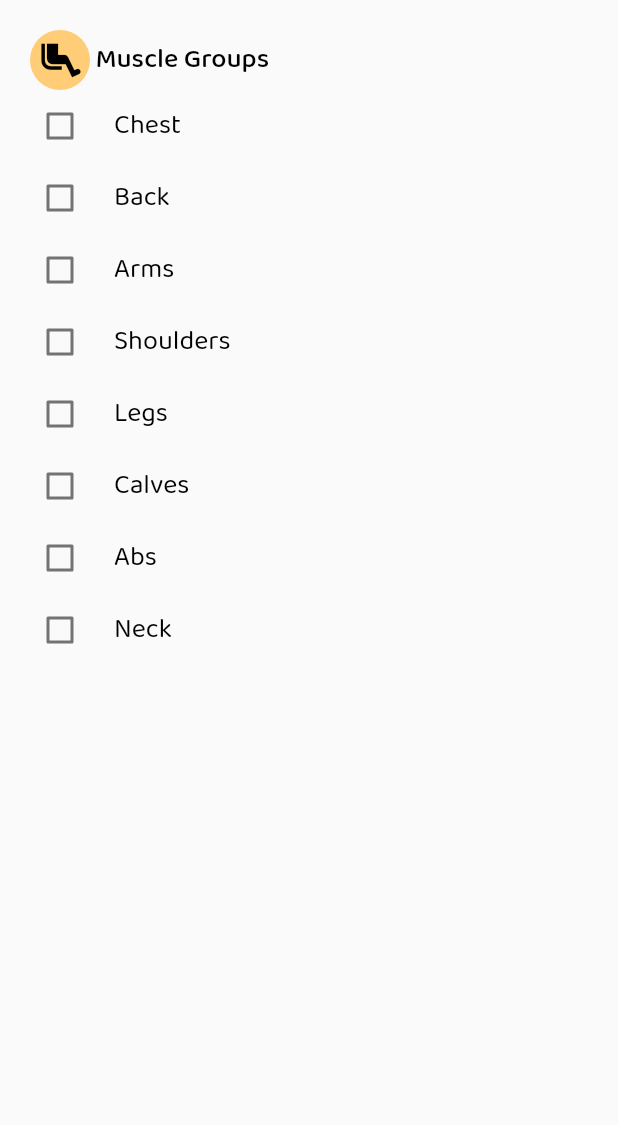
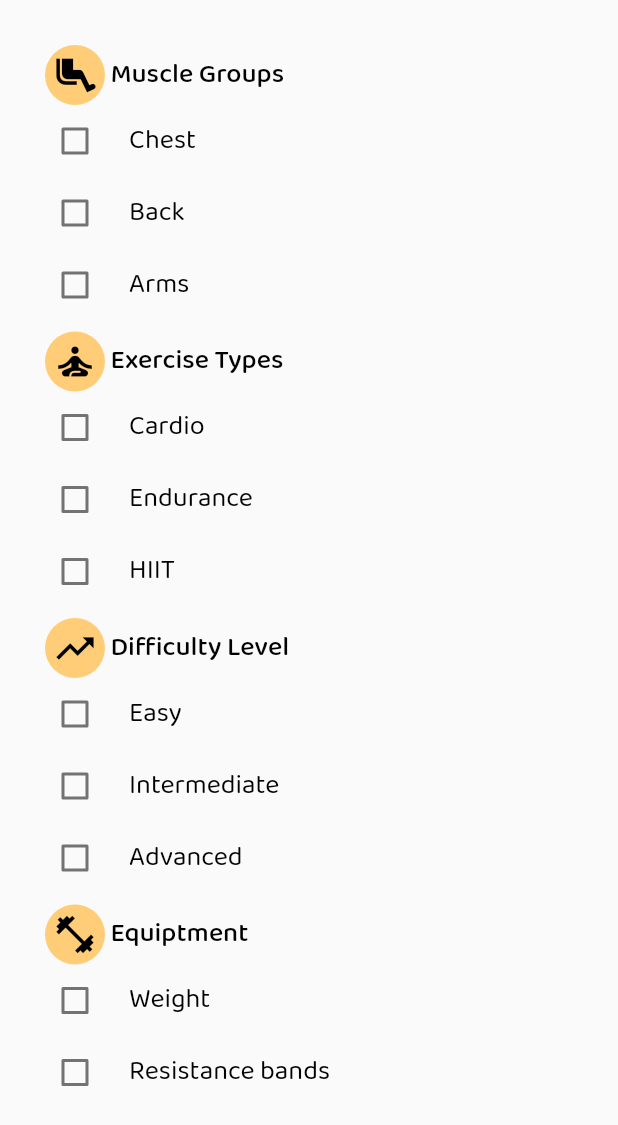
Before and after one commit to ubclaunchpad/workoutpersonalizer-frontend, a Flutter app: the SideLayout widget shown alone on an empty page, opened directly, on a phone screen of 412 x 824 dp. Shown: the top 1125 px of the screen. Run offline on Flutter 3.47's test engine with Material 2 defaults, Android fonts, the phone set to English and light mode, and no system bars; our stand-ins replace chewie, video_player; network calls fail.

Commit message:
added remaining filters to sidebar

```diff
--- a/lib/widgets/explore/sidelayout.dart
+++ b/lib/widgets/explore/sidelayout.dart
@@ -7,7 +7,7 @@ class SideLayout extends StatefulWidget {
 }
 
 class SideLayoutState extends State<SideLayout> {
-  Map<String, bool> values = {
+  Map<String, bool> muscleGroupValues = {
     'Chest': false,
     'Back': false,
     'Arms': false,
@@ -18,11 +18,31 @@ class SideLayoutState extends State<SideLayout> {
     'Neck': false,
   };
 
+  Map<String, bool> exerciseTypeValues = {
+    'Cardio': false,
+    'Endurance': false,
+    'HIIT': false,
+    'Pilates': false,
+    'Weight training': false,
+    'Yoga': false,
+  };
+
+  Map<String, bool> difficultyLevelValues = {
+    'Easy': false,
+    'Intermediate': false,
+    'Advanced': false,
+  };
+
+  Map<String, bool> equiptmentValues = {
+    'Weight': false,
+    'Resistance bands': false,
+  };
+
   @override
   Widget build(BuildContext context) {
     return Expanded(
       child: Container(
-          padding: EdgeInsets.symmetric(vertical: 20, horizontal: 20),
+          padding: EdgeInsets.symmetric(vertical: 30, horizontal: 30),
           color: Color(0x00000000),
           child: Column(
             children: [
@@ -42,24 +62,126 @@ class SideLayoutState extends State<SideLayout> {
               Expanded(
                 child: ListView(
                   controller: ScrollController(),
-                  children: values.keys.map((String key) {
+                  children: muscleGroupValues.keys.map((String key) {
                     return CheckboxListTile(
                       contentPadding: const EdgeInsets.all(0),
                       dense: true,
                       controlAffinity: ListTileControlAffinity.leading,
                       title: Text(key, style: filterItemStyle),
-                      value: values[key],
+                      value: muscleGroupValues[key],
                       onChanged: (bool? value) {
                         if (value != null) {
                           setState(() {
-                            values[key] = value;
+                            muscleGroupValues[key] = value;
                           });
                         }
                       },
                     );
                   }).toList(),
                 ),
-              )
+              ),
+              Row(
+                children: const [
+                  CircleAvatar(
+                    backgroundColor: Color(0xFFFFCD78),
+                    child: Icon(Icons.self_improvement,
+                        size: 30, color: Colors.black),
+                  ),
+                  Text(
+                    " Exercise Types",
+                    style: filterHeaderStyle,
+                  ),
+                ],
+              ),
+              Expanded(
+                child: ListView(
+                  controller: ScrollController(),
+                  children: exerciseTypeValues.keys.map((String key) {
+                    return CheckboxListTile(
+                      contentPadding: const EdgeInsets.all(0),
+                      dense: true,
+                      controlAffinity: ListTileControlAffinity.leading,
+                      title: Text(key, style: filterItemStyle),
+                      value: exerciseTypeValues[key],
+                      onChanged: (bool? value) {
+                        if (value != null) {
+                          setState(() {
+                            exerciseTypeValues[key] = value;
+                          });
+                        }
+                      },
+                    );
+                  }).toList(),
+                ),
+              ),
+              Row(
+                children: const [
+                  CircleAvatar(
+                    backgroundColor: Color(0xFFFFCD78),
+                    child: Icon(Icons.trending_up_sharp,
+                        size: 30, color: Colors.black),
+                  ),
+                  Text(
+                    " Difficulty Level",
+                    style: filterHeaderStyle,
+                  ),
+                ],
+              ),
+              Expanded(
+                child: ListView(
+                  controller: ScrollController(),
+                  children: difficultyLevelValues.keys.map((String key) {
+                    return CheckboxListTile(
+                      contentPadding: const EdgeInsets.all(0),
+                      dense: true,
+                      controlAffinity: ListTileControlAffinity.leading,
+                      title: Text(key, style: filterItemStyle),
+                      value: difficultyLevelValues[key],
+                      onChanged: (bool? value) {
+                        if (value != null) {
+                          setState(() {
+                            difficultyLevelValues[key] = value;
+                          });
+                        }
+                      },
+                    );
+                  }).toList(),
+                ),
+              ),
+              Row(
+                children: const [
+                  CircleAvatar(
+                    backgroundColor: Color(0xFFFFCD78),
+                    child: Icon(Icons.fitness_center,
+                        size: 30, color: Colors.black),
+                  ),
+                  Text(
+                    " Equiptment",
+                    style: filterHeaderStyle,
+                  ),
+                ],
+              ),
+              Expanded(
+                child: ListView(
+                  controller: ScrollController(),
+                  children: equiptmentValues.keys.map((String key) {
+                    return CheckboxListTile(
+                      contentPadding: const EdgeInsets.all(0),
+                      dense: true,
+                      controlAffinity: ListTileControlAffinity.leading,
+                      title: Text(key, style: filterItemStyle),
+                      value: equiptmentValues[key],
+                      onChanged: (bool? value) {
+                        if (value != null) {
+                          setState(() {
+                            equiptmentValues[key] = value;
+                          });
+                        }
+                      },
+                    );
+                  }).toList(),
+                ),
+              ),
             ],
           )),
     );
```
